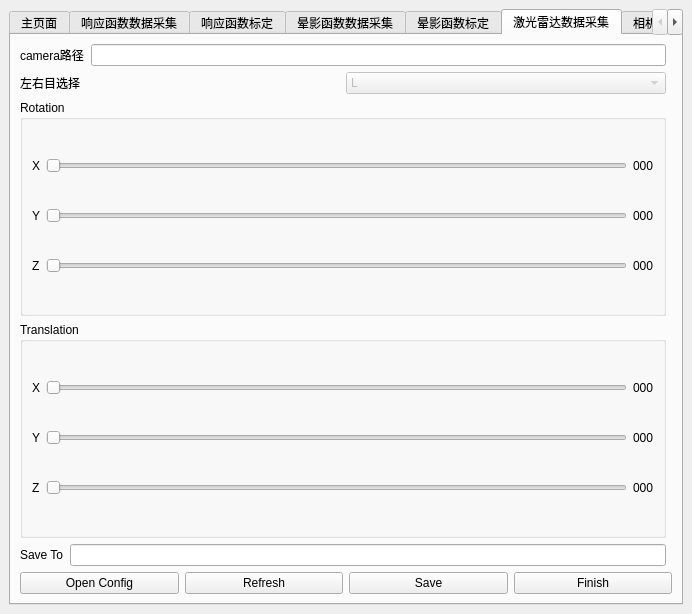
Before: the Qt Designer form src/mainwindow.ui in KangJialiang/Data-Platform, drawn with Qt 5.
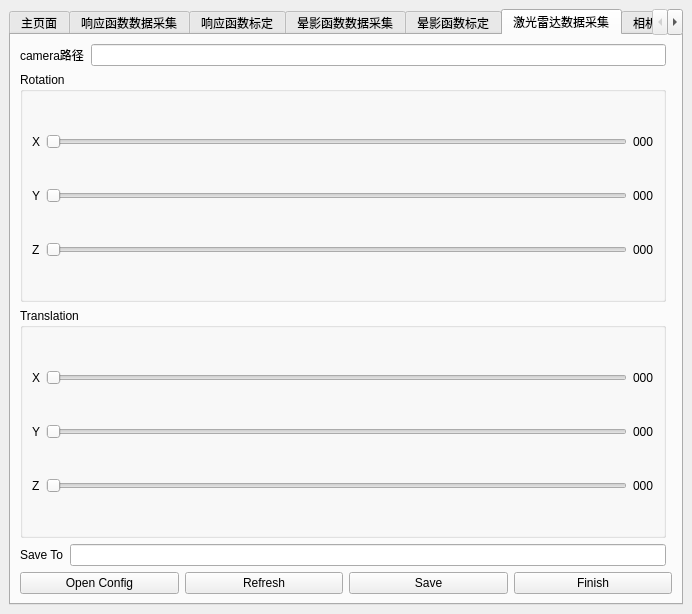
After: the same form once the commit is applied. The open tabs and pages were chosen to show the change.

Commit message: fix: deleted unnecessary LOrR

Patch:
```diff
--- a/src/mainwindow.ui
+++ b/src/mainwindow.ui
@@ -546,7 +546,7 @@
           </item>
          </layout>
         </item>
-        <item row="3" column="0">
+        <item row="2" column="0">
          <widget class="QGroupBox" name="translationGroup">
           <property name="title">
            <string>Translation</string>
@@ -659,7 +659,7 @@
           </item>
          </layout>
         </item>
-        <item row="2" column="0">
+        <item row="1" column="0">
          <widget class="QGroupBox" name="rotationGroup">
           <property name="title">
            <string>Rotation</string>
@@ -754,34 +754,6 @@
           </item>
          </layout>
         </item>
-        <item row="1" column="0">
-         <layout class="QHBoxLayout" name="horizontalLayout_3">
-          <item>
-           <widget class="QLabel" name="LOrRLabelP5">
-            <property name="text">
-             <string>左右目选择</string>
-            </property>
-           </widget>
-          </item>
-          <item>
-           <widget class="QComboBox" name="LOrRBoxP5">
-            <property name="enabled">
-             <bool>false</bool>
-            </property>
-            <item>
-             <property name="text">
-              <string>L</string>
-             </property>
-            </item>
-            <item>
-             <property name="text">
-              <string>R</string>
-             </property>
-            </item>
-           </widget>
-          </item>
-         </layout>
-        </item>
        </layout>
       </widget>
       <widget class="QWidget" name="LiDARCalib">
```
Left out of the diff: 4 changed lines with no effect on the pictures.
